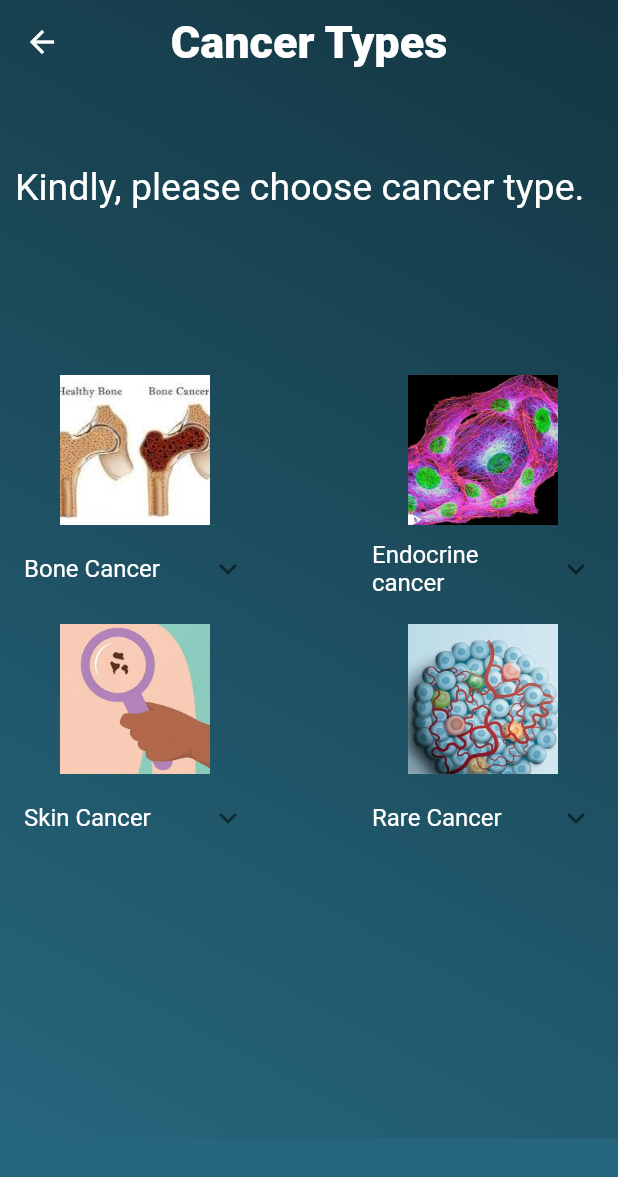
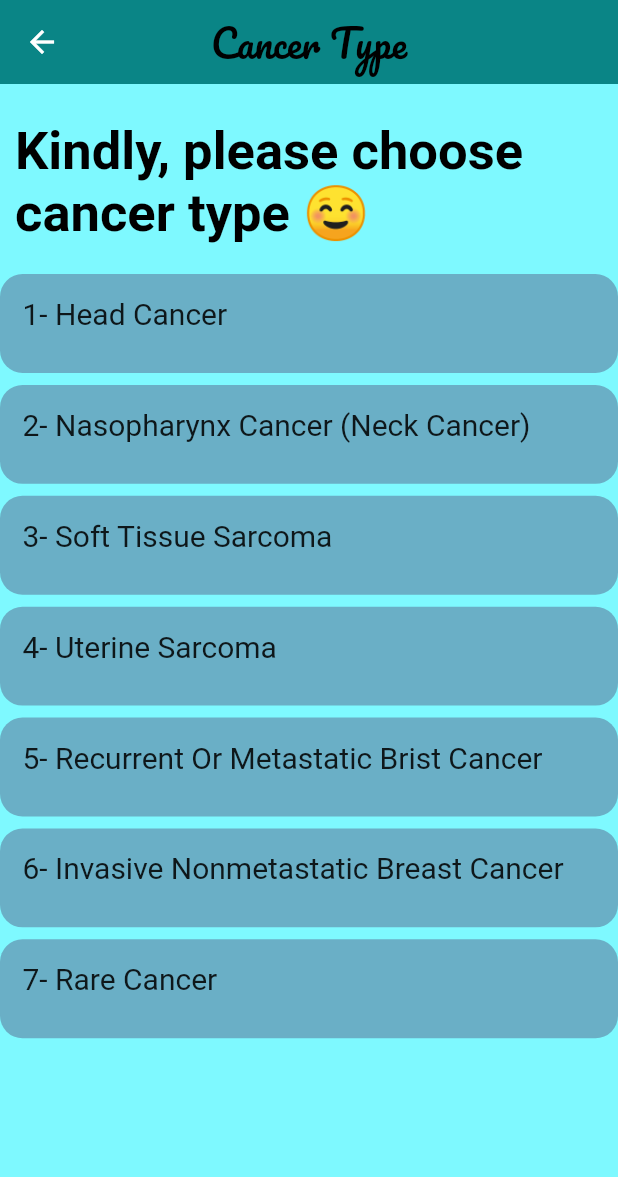
Before and after one commit to mahmoudelruby/dose_treatment_cancer, a Flutter app: the CancerTypesPage screen opened directly, on a phone screen of 412 x 824 dp. Shown: the top 1177 px of the screen. Run offline on Flutter 3.47's test engine with Material 2 defaults, Android fonts, the phone set to English and light mode, and no system bars; our stand-ins replace google_fonts; Roboto replaces fonts that are missing (Quintessential).

Commit message:
final_ui_edit

```diff
--- a/lib/modules/home_page/home_screen.dart
+++ b/lib/modules/home_page/home_screen.dart
@@ -5,6 +5,7 @@ import 'package:dose_treatment_cancer/shared/components/custom_text_form_field.d
 import 'package:dose_treatment_cancer/shared/components/show_alert_dialogue.dart';
 import 'package:dose_treatment_cancer/shared/constants.dart';
 import 'package:flutter/material.dart';
+import 'package:google_fonts/google_fonts.dart';
 
 class HomeScreen extends StatelessWidget {
   HomeScreen({Key? key}) : super(key: key);
@@ -16,29 +17,14 @@ class HomeScreen extends StatelessWidget {
     return Scaffold(
       extendBodyBehindAppBar: true,
       appBar: AppBar(
-        title: const Text(
-          "WELCOME",
-          style: TextStyle(
-            color: Colors.white,
-            fontSize: 30,
-            fontWeight: FontWeight.w900,
-          ),
-        ),
+        title: Text("WELCOME",
+            style: GoogleFonts.pacifico(fontSize: 25, color: Colors.black)),
         elevation: 0.0,
-        backgroundColor: Colors.transparent,
+        backgroundColor: secondColor,
         centerTitle: true,
       ),
       body: Container(
-        decoration: BoxDecoration(
-          gradient: LinearGradient(
-            begin: Alignment.topRight,
-            end: Alignment.bottomLeft,
-            colors: [
-              mainColor,
-              secondColorLight,
-            ],
-          ),
-        ),
+        color: mainColor,
         width: double.infinity,
         height: double.infinity,
         child: Column(
@@ -47,21 +33,12 @@ class HomeScreen extends StatelessWidget {
             SafeArea(
               child: Container(
                 width: double.infinity,
-                decoration: BoxDecoration(
-                  gradient: LinearGradient(
-                    begin: Alignment.topRight,
-                    end: Alignment.bottomLeft,
-                    colors: [
-                      mainColor,
-                      secondColorLight,
-                    ],
-                  ),
-                ),
+                color: mainColor,
               ),
             ),
-            const Text(
-              'Body Area surface measurement',
-              style: TextStyle(color: Colors.white, fontSize: 25.0),
+             Text(
+              'Body Surface Area \nMeasurement',
+              style: GoogleFonts.quintessential(color: Colors.black,fontSize: 35,fontWeight: FontWeight.w700),
             ),
             Container(
               height: 80.0,
@@ -111,8 +88,8 @@ class HomeScreen extends StatelessWidget {
                       child: Container(
                         width: 90.0,
                         height: 50.0,
-                        decoration: const BoxDecoration(
-                          color: Colors.white,
+                        decoration: BoxDecoration(
+                          color: secondColor ,
                           borderRadius: BorderRadius.all(
                             Radius.circular(30.0),
                           ),
@@ -125,7 +102,7 @@ class HomeScreen extends StatelessWidget {
                               Text(
                                 'Ok',
                                 style: TextStyle(
-                                  color: Colors.teal,
+                                  color: Colors.black,
                                 ),
                               ),
                               SizedBox(
@@ -133,7 +110,7 @@ class HomeScreen extends StatelessWidget {
                               ),
                               Icon(
                                 Icons.arrow_forward_sharp,
-                                color: Colors.teal,
+                                color: Colors.black,
                               ),
                             ],
                           ),
@@ -164,7 +141,7 @@ class HomeScreen extends StatelessWidget {
         context,
         title: 'Body Area',
         content:
-            'Your height is $height, and your weight is $weight ,so your body area is equal to \n $area ',
+            'your body area is equal to  $area ',
         defaultActionText: "Continue",
         defaultAction: () {
           Navigator.of(context)
--- a/lib/modules/types_page/cancer_types.dart
+++ b/lib/modules/types_page/cancer_types.dart
@@ -2,144 +2,112 @@ import 'package:dose_treatment_cancer/models/cancer_model.dart';
 import 'package:dose_treatment_cancer/shared/constants.dart';
 import 'package:flutter/cupertino.dart';
 import 'package:flutter/material.dart';
+import 'package:google_fonts/google_fonts.dart';
 
 class CancerTypesPage extends StatelessWidget {
   CancerTypesPage({Key? key}) : super(key: key);
-  final List<CancerModel> cancer = [
-    CancerModel(
-        image: 'assets/images/bone_cancer.jpg',
-        name: 'Bone Cancer',
-        details:
-            'Bone cancer can begin in any bone in the body, but it most commonly affects the pelvis or the long bones in the arms and legs. Bone cancer is rare, making up less than 1 percent of all cancers. In fact, noncancerous bone tumors are much more common than cancerous ones.'),
-    CancerModel(
-      image: 'assets/images/endocrine_cancer.jpg',
-      name: 'Endocrine cancer',
-      details:
-          'Endocrine cancers are those found in tissues of the endocrine system, which includes the thyroid, adrenal, pancreas, parathyroid, and pituitary glands.',
-    ),
-    CancerModel(
-      image: 'assets/images/skin_cancer.jpg',
-      name: 'Skin Cancer',
-      details:
-          'Skin cancer is an abnormal growth of skin cells. It generally develops in areas that are exposed to the sun, but it can also form in places that don’t normally get sun exposure.',
-    ),
-    CancerModel(
-      image: 'assets/images/rare_cancer.jpg',
-      name: 'Rare Cancer',
-      details: '',
-    ),
-  ];
 
   @override
   Widget build(BuildContext context) {
     return Scaffold(
-      backgroundColor: secondColorLight,
+      backgroundColor: secondColor,
       extendBodyBehindAppBar: true,
       appBar: AppBar(
-        title: const Text(
-          "Cancer Types",
-          style: TextStyle(
-            color: Colors.white,
-            fontSize: 30,
-            fontWeight: FontWeight.w900,
-          ),
-        ),
+        title: Text("Cancer Type",
+            style: GoogleFonts.pacifico(fontSize: 25, color: Colors.black)),
         elevation: 0.0,
-        backgroundColor: Colors.transparent,
+        backgroundColor: secondColor,
         centerTitle: true,
       ),
-      body: Container(
-        decoration: BoxDecoration(
-          gradient: LinearGradient(
-            begin: Alignment.topRight,
-            end: Alignment.bottomLeft,
-            colors: [
-              mainColor,
-              secondColorLight,
-            ],
-          ),
-        ),
+      body: SafeArea(
+        child: Container(
+            height: double.infinity,
+            color: mainColor,
             child: SingleChildScrollView(
               child: Column(
                 mainAxisSize: MainAxisSize.max,
                 mainAxisAlignment: MainAxisAlignment.spaceEvenly,
                 children: [
                   SizedBox(
-                height: 250.0,
-                child: Row(
-                  children: const [
-                    SizedBox(width: 10.0,),
+                    height: MediaQuery.of(context).size.height*.03,
+                  ),
+                  Row(
+                    children: [
+                      SizedBox(
+                        width: 10.0,
+                      ),
                       Expanded(
                         child: Text(
-                        'Kindly, please choose cancer type.',
-                        style: TextStyle(
-                            color: Colors.white, fontSize: 25.0,
-                        ),
+                          'Kindly, please choose \ncancer type ☺️ ',
+                          style: GoogleFonts.quintessential(
+                              color: Colors.black,
+                              fontSize: 35,
+                              fontWeight: FontWeight.w700),
                         ),
                       ),
                     ],
                   ),
+                  SizedBox(
+                    height: 20,
                   ),
-              Row(
-                children: [
-                  buildGridItem(cancer[0],(){}, context,),
-                  const Spacer(),
-                  buildGridItem(cancer[1],(){}, context),
+                  cancerItem("1- Head Cancer ", () {}, context),
+                  const SizedBox(
+                    height: 8.0,
+                  ),
+                  cancerItem(
+                      "2- Nasopharynx Cancer (Neck Cancer) ", () {}, context),
+                  const SizedBox(
+                    height: 8.0,
+                  ),
+                  cancerItem("3- Soft Tissue Sarcoma ", () {}, context),
+                  const SizedBox(
+                    height: 8.0,
+                  ),
+                  cancerItem("4- Uterine Sarcoma ", () {}, context),
+                  const SizedBox(
+                    height: 8.0,
+                  ),
+                  cancerItem("5- Recurrent Or Metastatic Brist Cancer ", () {},
+                      context),
+                  const SizedBox(
+                    height: 8.0,
+                  ),
+                  cancerItem("6- Invasive Nonmetastatic Breast Cancer ", () {},
+                      context),
+                  const SizedBox(
+                    height: 8.0,
+                  ),
+                  cancerItem("7- Rare Cancer ", () {}, context),
+                  const SizedBox(
+                    height: 8.0,
+                  ),
                 ],
               ),
-             const SizedBox(height: 8.0,),
-              Row(
-                children: [
-                  buildGridItem(cancer[2],(){}, context),
-                  const Spacer(),
-                  buildGridItem(cancer[3],(){},context),
-                ],
-              ),
-              const SizedBox(height: 185,),
-            ],
-          ),
-        )
+            )),
       ),
     );
   }
 
-  Widget buildGridItem(CancerModel model,VoidCallback imagePressed, context) => Column(
-        children: [
-          InkWell(
-            onTap: () {
-
-            },
-            child: Container(
-              width: 100,
-              height: 100,
+  Widget cancerItem(String name, VoidCallback Pressed, context) {
+    return Container(
       decoration: BoxDecoration(
-                borderRadius: BorderRadius.circular(30.0),
+        color: Color.fromARGB(100, 76, 61, 109),
+        borderRadius: BorderRadius.all(
+          Radius.circular(15.0),
         ),
-              child: Image(
-                fit: BoxFit.cover,
-                image: AssetImage(
-                  model.image,
+      ),
+      width: double.infinity,
+      height: MediaQuery.of(context).size.height * .08,
+      child: InkWell(
+        onTap: () {},
+        child: Padding(
+          padding: const EdgeInsets.all(15),
+          child: Text(
+            name,
+            style: TextStyle(fontSize: 20),
           ),
         ),
       ),
-          ),
-          SizedBox(
-            width: 180.0,
-            child: ExpansionTile(
-              title: Text(
-                model.name,
-                style: const TextStyle(
-                  color: Colors.white,
-                ),
-              ),
-              children: [
-                Text(
-                  model.details,
-                  style: const TextStyle(color: Colors.white),
-                )
-              ],
-            ),
-          ),
-        ],
     );
   }
+}
--- a/lib/shared/components/custom_text_form_field.dart
+++ b/lib/shared/components/custom_text_form_field.dart
@@ -31,7 +31,7 @@ class CustomTextFormField extends StatelessWidget {
           Text(
             tegText,
             style: const TextStyle(
-              color: Colors.white,
+              color: Colors.black,
               fontSize: 14.0,
               fontWeight: FontWeight.bold,
             ),
@@ -42,15 +42,15 @@ class CustomTextFormField extends StatelessWidget {
           SizedBox(
             height: MediaQuery.of(context).size.height * 0.04,
             child: TextFormField(
-              style: const TextStyle(
-                color: Colors.white,
+              style: TextStyle(
+                color: Colors.grey[700],
                 fontWeight: FontWeight.bold,
               ),
 
               decoration: InputDecoration(
                 hintText: hintText,
                 hintStyle: TextStyle(
-                  color: Colors.grey[400],
+                  color: Colors.grey[700],
                 ),
                 suffixIcon: IconButton(
                   onPressed: suffixPressed,
--- a/lib/shared/components/show_alert_dialogue.dart
+++ b/lib/shared/components/show_alert_dialogue.dart
@@ -27,14 +27,14 @@ Future<void> showAlertDialog(
                     },
                     child: Text(
                       cancelActionText,
-                      style: TextStyle(color: mainColor),
+                      style: TextStyle(color: Colors.black),
                     ),
                   ),
                 TextButton(
                   onPressed: defaultAction,
                   child: Text(
                     defaultActionText,
-                    style: TextStyle(color: mainColor),
+                    style: TextStyle(color: Colors.black),
                   ),
                 ),
               ],
--- a/lib/shared/constants.dart
+++ b/lib/shared/constants.dart
@@ -1,6 +1,6 @@
 import 'package:flutter/cupertino.dart';
 
-Color mainColor = const Color(0xFF143642) ;
-Color secondColorLight =  const Color(0xFF26667d);
+Color mainColor = const Color(0xFF7EF9FF) ;
+Color secondColor =  Color(0xCC008081);
 
 double area = 0;
--- a/pubspec.yaml
+++ b/pubspec.yaml
@@ -29,7 +29,7 @@ environment:
 dependencies:
   flutter:
     sdk: flutter
-
+  google_fonts: 2.2.0
 
   # The following adds the Cupertino Icons font to your application.
   # Use with the CupertinoIcons class for iOS style icons.
```
Also changed, not shown: pubspec.lock. Lines whose indentation alone changed are shown as unchanged.
